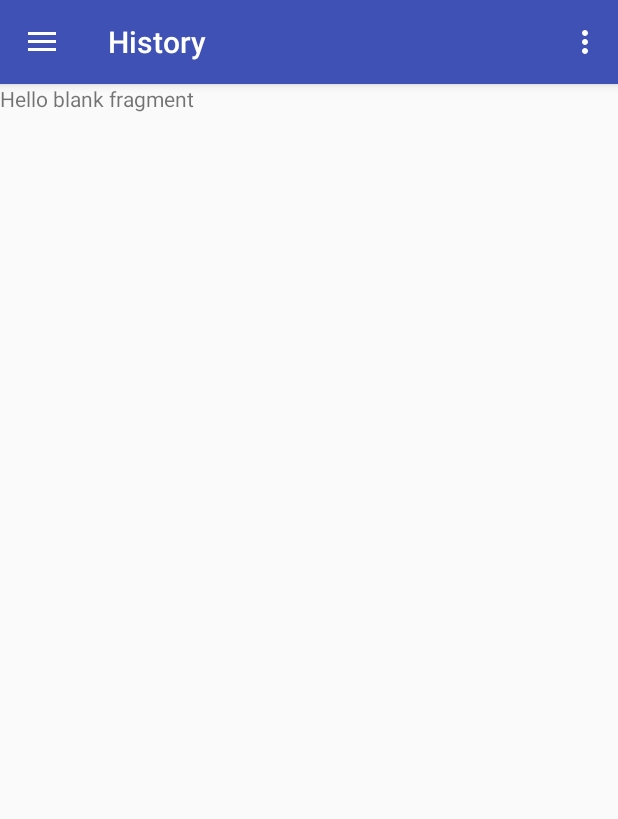
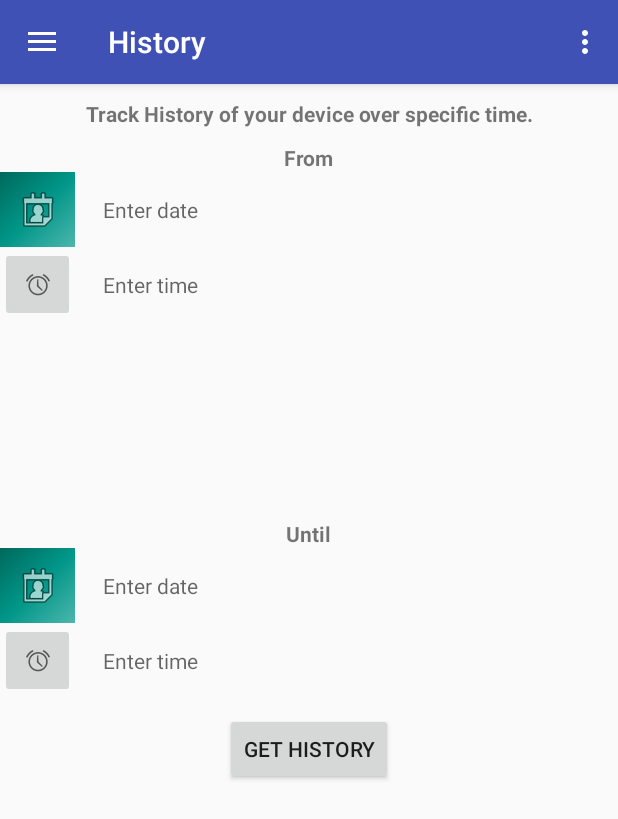
Before and after one commit to awetg/badbadtrack, an Android app: the screen it shows after launch (MainActivity), after a tap on "History", on a phone screen of 412 x 824 dp. Shown: the top 819 px of the screen. Run offline under Robolectric (Android 15) with nearby library versions, the phone set to English and light mode, and no system bars; 1 other tap on this screen came first.

Commit message:
History fragment ready

```diff
--- a/app/src/main/java/com/example/manuel/thingseedemo/History.java
+++ b/app/src/main/java/com/example/manuel/thingseedemo/History.java
@@ -1,17 +1,45 @@
 package com.example.manuel.thingseedemo;
 
 
+import android.app.DatePickerDialog;
+import android.app.TimePickerDialog;
 import android.os.Bundle;
 import android.support.v4.app.Fragment;
+import android.util.Log;
 import android.view.LayoutInflater;
 import android.view.View;
 import android.view.ViewGroup;
+import android.widget.Button;
+import android.widget.DatePicker;
+import android.widget.ImageButton;
+import android.widget.TextView;
+import android.widget.TimePicker;
+
+import java.text.DateFormat;
+import java.text.ParseException;
+import java.text.SimpleDateFormat;
+import java.util.Calendar;
+import java.util.Date;
 
 
 /**
  * A simple {@link Fragment} subclass.
  */
-public class History extends Fragment {
+public class    History extends Fragment implements View.OnClickListener {
+
+    private View myView;
+
+    // All views in the fragment
+    ImageButton FdatePicker, FtimePicker, UdatePicker, UtimePicker;
+    TextView FdateText, FtimeText, UdateText, UtimeText;
+    Button getHistory;
+
+
+    String fromDate, fromTime, untilDate,untilTime;
+
+    long startTimeStamp, endTimeStamp;
+
+    java.util.Calendar currentDateTime;
 
 
     public History() {
@@ -23,7 +51,153 @@ public class History extends Fragment {
     public View onCreateView(LayoutInflater inflater, ViewGroup container,
                              Bundle savedInstanceState) {
         // Inflate the layout for this fragment
-        return inflater.inflate(R.layout.fragment_history, container, false);
+        myView = inflater.inflate(R.layout.fragment_history, container, false);
+
+        FdatePicker = myView.findViewById(R.id.FdatePicker);
+        FtimePicker = myView.findViewById(R.id.FtimePicker);
+        UdatePicker = myView.findViewById(R.id.UdatePicker);
+        UtimePicker = myView.findViewById(R.id.UtimePicker);
+
+
+        getHistory = myView.findViewById(R.id.historyButton);
+        getHistory.setOnClickListener(this);
+
+
+        FdateText = myView.findViewById(R.id.Fdate);
+        FtimeText = myView.findViewById(R.id.Ftime);
+        UdateText = myView.findViewById(R.id.Udate);
+        UtimeText = myView.findViewById(R.id.Utime);
+
+
+        FdatePicker.setOnClickListener(this);
+        FtimePicker.setOnClickListener(this);
+        UdatePicker.setOnClickListener(this);
+        UtimePicker.setOnClickListener(this);
+
+
+
+        return myView;
     }
 
+
+
+
+
+    @Override
+    public void onClick(View view) {
+
+        int id = view.getId();
+
+        switch (id){
+            case R.id.FdatePicker:
+                SetDate(id);
+                break;
+            case R.id.FtimePicker:
+                SetTime(id);
+                break;
+            case R.id.UdatePicker:
+               SetDate(id);
+                break;
+            case R.id.UtimePicker:
+                SetTime(id);
+                break;
+            case R.id.historyButton:
+                StartyHistoryMode();
+                break;
+        }
+
+    }
+
+
+
+    private void SetDate(int id) {
+
+        final  int receivedId = id;
+
+
+        currentDateTime = java.util.Calendar.getInstance();
+        int year = currentDateTime.get(java.util.Calendar.YEAR);
+        int month = currentDateTime.get(java.util.Calendar.MONTH);
+        int day = currentDateTime.get(java.util.Calendar.DAY_OF_MONTH);
+
+        DatePickerDialog datePickerDialog = new DatePickerDialog(getActivity(), new DatePickerDialog.OnDateSetListener() {
+            @Override
+            public void onDateSet(DatePicker datePicker, int y, int m, int d) {
+
+                if(receivedId == R.id.FdatePicker){
+
+                    fromDate = d + "-" + (m+1) + "-" + y;
+                    FdateText.setText(fromDate);
+                }
+                else {
+
+                    untilDate = d + "-" + (m+1) + "-" + y;
+                    UdateText.setText(untilDate);
+                }
+
+
+            }
+        }, year, month, day);
+
+        datePickerDialog.show();
+    }
+
+
+    private void SetTime(int id) {
+
+        final  int receivedId = id;
+
+        currentDateTime = java.util.Calendar.getInstance();
+        int hour = currentDateTime.get(Calendar.HOUR);
+        int minute = currentDateTime.get(Calendar.MINUTE);
+//        int sec = currentDateTime.get(Calendar.SECOND);
+//        int milisec = currentDateTime.get(Calendar.MILLISECOND);
+
+        TimePickerDialog timePickerDialog = new TimePickerDialog(getActivity(), new TimePickerDialog.OnTimeSetListener() {
+            @Override
+            public void onTimeSet(TimePicker timePicker, int h, int min) {
+
+                if(receivedId == R.id.FtimePicker){
+
+                    fromTime = h +":" + min;
+                    FtimeText.setText(fromTime);
+                }
+                else {
+
+                    untilTime = h +":" + min;
+                    UtimeText.setText(untilTime);
+                }
+
+            }
+        },hour,minute,false);
+
+        timePickerDialog.show();
+    }
+
+
+
+    private void StartyHistoryMode()  {
+        Date date1,date2;
+
+        DateFormat formatter = new SimpleDateFormat("HH:mm dd-MM-yyyy");
+
+        String s1 = fromTime + " " + fromDate;
+        String s2 = untilTime + " " + untilDate;
+
+
+        try {
+            date1 =  (Date) formatter.parse(s1);
+            startTimeStamp = date1.getTime();
+
+            date2 = (Date) formatter.parse(s2);
+            endTimeStamp = date2.getTime();
+        } catch (ParseException e) {
+            e.printStackTrace();
+        }
+
+        Log.d("timestap : ",startTimeStamp+" and "+endTimeStamp);
+    }
+
+
+
 }
--- a/app/src/main/res/drawable/icon_build.xml
+++ /dev/null
@@ -1,9 +0,0 @@
-<vector xmlns:android="http://schemas.android.com/apk/res/android"
-        android:width="24dp"
-        android:height="24dp"
-        android:viewportWidth="24.0"
-        android:viewportHeight="24.0">
-    <path
-        android:fillColor="#FF000000"
-        android:pathData="M22.7,19l-9.1,-9.1c0.9,-2.3 0.4,-5 -1.5,-6.9 -2,-2 -5,-2.4 -7.4,-1.3L9,6 6,9 1.6,4.7C0.4,7.1 0.9,10.1 2.9,12.1c1.9,1.9 4.6,2.4 6.9,1.5l9.1,9.1c0.4,0.4 1,0.4 1.4,0l2.3,-2.3c0.5,-0.4 0.5,-1.1 0.1,-1.4z"/>
-</vector>
--- /dev/null
+++ b/app/src/main/res/drawable/icon_history.xml
@@ -0,0 +1,9 @@
+<vector xmlns:android="http://schemas.android.com/apk/res/android"
+        android:width="24dp"
+        android:height="24dp"
+        android:viewportWidth="24.0"
+        android:viewportHeight="24.0">
+    <path
+        android:fillColor="#FF000000"
+        android:pathData="M13,3c-4.97,0 -9,4.03 -9,9L1,12l3.89,3.89 0.07,0.14L9,12L6,12c0,-3.87 3.13,-7 7,-7s7,3.13 7,7 -3.13,7 -7,7c-1.93,0 -3.68,-0.79 -4.94,-2.06l-1.42,1.42C8.27,19.99 10.51,21 13,21c4.97,0 9,-4.03 9,-9s-4.03,-9 -9,-9zM12,8v5l4.28,2.54 0.72,-1.21 -3.5,-2.08L13.5,8L12,8z"/>
+</vector>
--- a/app/src/main/res/layout/fragment_history.xml
+++ b/app/src/main/res/layout/fragment_history.xml
@@ -1,13 +1,131 @@
 <FrameLayout xmlns:android="http://schemas.android.com/apk/res/android"
+    xmlns:app="http://schemas.android.com/apk/res-auto"
     xmlns:tools="http://schemas.android.com/tools"
     android:layout_width="match_parent"
     android:layout_height="match_parent"
     tools:context="com.example.manuel.thingseedemo.History">
 
-    <!-- TODO: Update blank fragment layout -->
-    <TextView
+
+
+    <RelativeLayout
+        android:id="@+id/topLayout"
         android:layout_width="match_parent"
-        android:layout_height="match_parent"
-        android:text="@string/hello_blank_fragment" />
+        android:layout_height="wrap_content"
+        android:gravity="center">
+
+        <TextView
+            android:id="@+id/infoText"
+            android:layout_width="match_parent"
+            android:layout_height="wrap_content"
+            android:gravity="center"
+            android:textStyle="bold"
+            android:layout_margin="10dp"
+            android:text="Track History of your device over specific time." />
+
+
+        <TextView
+            android:id="@+id/textView1"
+            android:layout_width="wrap_content"
+            android:layout_height="wrap_content"
+            android:textStyle="bold"
+            android:layout_below="@+id/infoText"
+            android:layout_centerHorizontal="true"
+            android:text="From" />
+
+        <ImageButton
+            android:id="@+id/FdatePicker"
+            android:layout_width="50dp"
+            android:layout_height="50dp"
+            android:layout_below="@+id/textView1"
+            android:background="@drawable/side_nav_bar"
+            android:src="@android:drawable/ic_menu_my_calendar" />
+
+        <TextView
+            android:id="@+id/Fdate"
+            android:layout_width="100dp"
+            android:layout_height="50dp"
+            android:layout_below="@id/textView1"
+            android:gravity="center"
+            android:hint="Enter date"
+            android:layout_toRightOf="@id/FdatePicker" />
+
+        <ImageButton
+            android:id="@+id/FtimePicker"
+            android:layout_width="50dp"
+            android:layout_height="50dp"
+            android:layout_below="@+id/FdatePicker"
+            android:src="@android:drawable/ic_lock_idle_alarm" />
+
+        <TextView
+            android:id="@+id/Ftime"
+            android:layout_width="100dp"
+            android:layout_height="50dp"
+            android:layout_below="@+id/Fdate"
+            android:gravity="center"
+            android:hint="Enter time"
+            android:layout_toRightOf="@+id/FtimePicker" />
+    </RelativeLayout>
+
+
+    <RelativeLayout
+        android:layout_width="match_parent"
+        android:layout_height="wrap_content"
+        android:layout_gravity="center">
+
+
+        <TextView
+            android:id="@+id/textView2"
+            android:layout_width="wrap_content"
+            android:layout_height="wrap_content"
+            android:layout_centerHorizontal="true"
+            android:textStyle="bold"
+            android:text="Until" />
+
+        <ImageButton
+            android:id="@+id/UdatePicker"
+            android:layout_width="50dp"
+            android:layout_height="50dp"
+            android:layout_below="@+id/textView2"
+            android:background="@drawable/side_nav_bar"
+            android:src="@android:drawable/ic_menu_my_calendar" />
+
+        <TextView
+            android:id="@+id/Udate"
+            android:layout_width="100dp"
+            android:layout_height="50dp"
+            android:layout_below="@id/textView2"
+            android:gravity="center"
+            android:hint="Enter date"
+            android:layout_toRightOf="@+id/UdatePicker"/>
+
+        <ImageButton
+            android:id="@+id/UtimePicker"
+            android:layout_width="50dp"
+            android:layout_height="50dp"
+            android:layout_below="@id/UdatePicker"
+            android:src="@android:drawable/ic_lock_idle_alarm" />
+
+        <TextView
+            android:id="@+id/Utime"
+            android:layout_width="100dp"
+            android:layout_height="50dp"
+            android:layout_below="@id/Udate"
+            android:gravity="center"
+            android:hint="Enter time"
+            android:layout_toRightOf="@+id/UtimePicker"/>
+
+        <Button
+            android:id="@+id/historyButton"
+            android:layout_width="wrap_content"
+            android:layout_height="wrap_content"
+            android:layout_centerHorizontal="true"
+            android:layout_below="@+id/Utime"
+            android:layout_margin="10dp"
+            android:text="Get History"/>
+
+
+    </RelativeLayout>
+
+
 
 </FrameLayout>
--- a/app/src/main/res/layout/fragment_map.xml
+++ b/app/src/main/res/layout/fragment_map.xml
@@ -12,7 +12,7 @@
             android:name="com.google.android.gms.maps.SupportMapFragment"
             android:layout_width="match_parent"
             android:layout_height="match_parent"
-        tools:context="com.example.manuel.thingseedemo.MainActivity" />
+        tools:context="com.example.manuel.thingseedemo.Map" />
 
 
 </FrameLayout>
--- a/app/src/main/res/layout/nav_header_main.xml
+++ b/app/src/main/res/layout/nav_header_main.xml
@@ -27,7 +27,7 @@
         android:textAppearance="@style/TextAppearance.AppCompat.Body1" />
 
     <TextView
-        android:id="@+id/textView"
+        android:id="@+id/accountText"
         android:layout_width="wrap_content"
         android:layout_height="wrap_content"
         android:text="android.studio@android.com" />
--- a/app/src/main/res/menu/activity_main_drawer.xml
+++ b/app/src/main/res/menu/activity_main_drawer.xml
@@ -14,7 +14,7 @@
             android:title="Logs" />
         <item
             android:id="@+id/history"
-            android:icon="@drawable/icon_build"
+            android:icon="@drawable/icon_history"
             android:title="History" />
         <item
             android:id="@+id/settings"
--- a/app/src/main/res/values/colors.xml
+++ b/app/src/main/res/values/colors.xml
@@ -2,5 +2,5 @@
 <resources>
     <color name="colorPrimary">#3F51B5</color>
     <color name="colorPrimaryDark">#303F9F</color>
-    <color name="colorAccent">#FF4081</color>
+    <color name="colorAccent">#ff4081</color>
 </resources>
--- a/app/src/main/res/values/strings.xml
+++ b/app/src/main/res/values/strings.xml
@@ -8,7 +8,7 @@
     <string name="navigation_drawer_open">Open navigation drawer</string>
     <string name="navigation_drawer_close">Close navigation drawer</string>
 
-    <string name="action_settings">Settings</string>
+    <string name="action_settings">Help</string>
 
     <!-- TODO: Remove or change this placeholder text -->
     <string name="hello_blank_fragment">Hello blank fragment</string>
```
Lines whose indentation alone changed are shown as unchanged.
